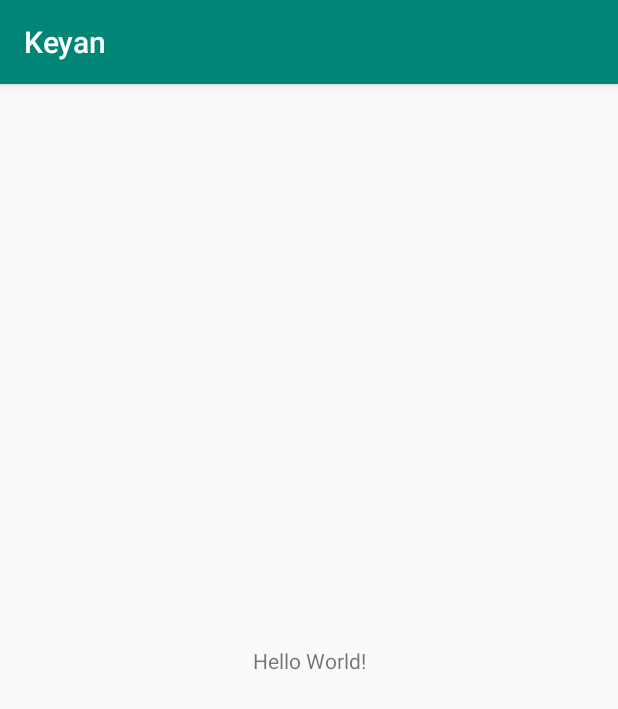
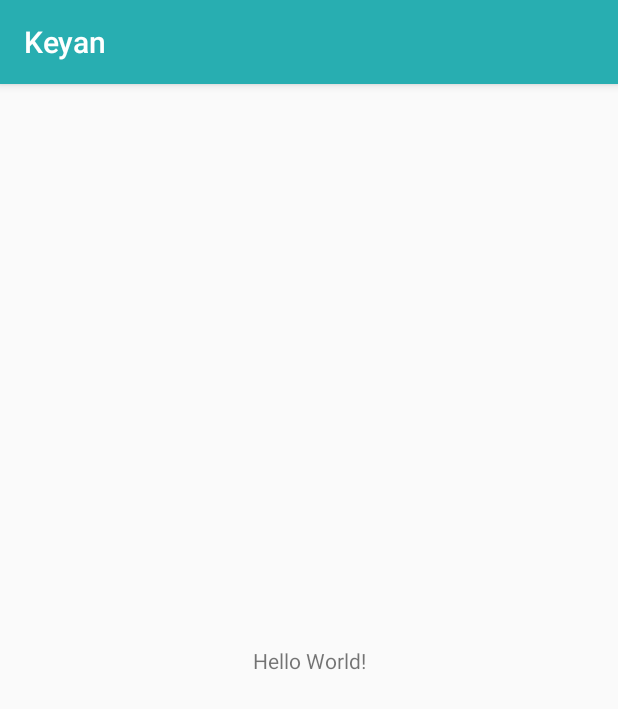
Before and after one commit to satius/Keyan, an Android app: the screen it shows after launch (MainActivity), on a phone screen of 412 x 824 dp. Shown: the top 709 px of the screen. Run offline under Robolectric (Android 15) with nearby library versions, the phone set to English and light mode, and no system bars.

Commit message:
Fixed Colors.

```diff
--- a/app/src/main/res/values/colors.xml
+++ b/app/src/main/res/values/colors.xml
@@ -1,6 +1,6 @@
 <?xml version="1.0" encoding="utf-8"?>
 <resources>
-    <color name="colorPrimary">#008577</color>
-    <color name="colorPrimaryDark">#00574B</color>
-    <color name="colorAccent">#D81B60</color>
+    <color name="colorPrimary">#28aeb1</color>
+    <color name="colorPrimaryDark">#088e91</color>
+    <color name="colorAccent">#00CCAA</color>
 </resources>
```
